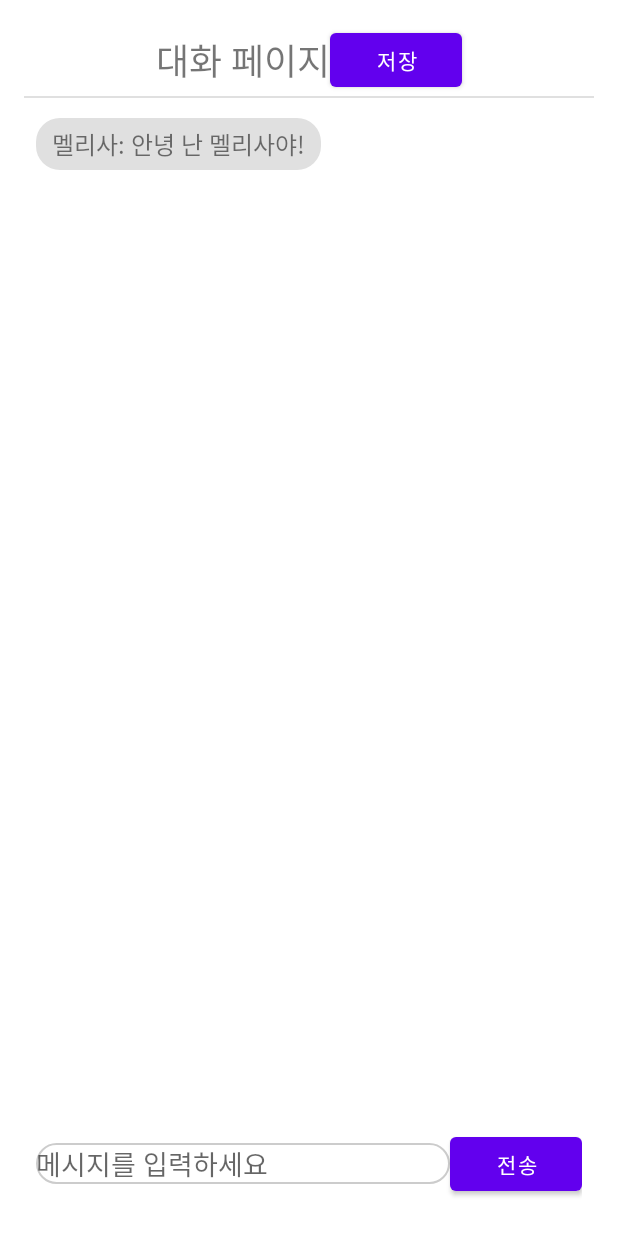
After one commit to type-types/melissa, an Android app: the ChatActivity screen opened directly, with no data from a screen before it, on a phone screen of 412 x 824 dp. The commit adds this screen. Run offline under Robolectric (Android 15) with nearby library versions, the phone set to English and light mode, and no system bars.

Commit message:
ChatActivity, ViewDiaryActivity added, minor UI fixes

```diff
--- a/app/src/main/AndroidManifest.xml
+++ b/app/src/main/AndroidManifest.xml
@@ -25,6 +25,9 @@
                 android:name="android.app.lib_name"
                 android:value="" />
         </activity>
+        <activity android:name=".ViewDiaryActivity" />
+        <activity android:name=".ChatActivity" />
+
     </application>
 
 </manifest>
--- /dev/null
+++ b/app/src/main/java/com/example/melissa/ChatActivity.java
@@ -0,0 +1,98 @@
+package com.example.melissa;
+
+import android.os.Bundle;
+import android.view.Gravity;
+import android.view.View;
+import android.widget.Button;
+import android.widget.EditText;
+import android.widget.LinearLayout;
+import android.widget.ScrollView;
+import android.widget.TextView;
+
+import androidx.appcompat.app.AppCompatActivity;
+
+public class ChatActivity extends AppCompatActivity {
+
+    private ScrollView scrollView;
+    private LinearLayout chatLayout;
+    private EditText etMessage;
+    private Button btnSend;
+
+    private String[] questions = {
+            "안녕 난 멜리사야!",
+            "오늘 뭐했어?",
+            "오늘 아쉬운 점이 뭐야?",
+            "어떻게 하면 괜찮아질 것 같아?",
+            "오늘 그 일에 대한 감정이 어땠어?",
+            "감사한 일 3가지를 알려줘!",
+            "내일 어떤 약속이 있어? 뭐할거야?",
+            "내일 뭐 먹을거야?"
+    };
+
+    private int currentQuestionIndex = 0;
+
+    @Override
+    protected void onCreate(Bundle savedInstanceState) {
+        super.onCreate(savedInstanceState);
+        setContentView(R.layout.activity_chat);
+
+        scrollView = findViewById(R.id.scrollView);
+        chatLayout = findViewById(R.id.chatLayout);
+        etMessage = findViewById(R.id.etMessage);
+        btnSend = findViewById(R.id.btnSend);
+
+        // 초기 질문 표시
+        addBotMessage(questions[currentQuestionIndex]);
+
+        btnSend.setOnClickListener(v -> {
+            String userMessage = etMessage.getText().toString().trim();
+            if (!userMessage.isEmpty()) {
+                addUserMessage("나: " + userMessage);
+                etMessage.setText("");
+
+                currentQuestionIndex++;
+                if (currentQuestionIndex < questions.length) {
+                    addBotMessage(questions[currentQuestionIndex]);
+                } else {
+                    addBotMessage("알려줘서 고마워! 이제 저장을 통해서 달력에 기록하자!");
+                }
+            }
+        });
+    }
+
+    private void addUserMessage(String message) {
+        TextView messageView = new TextView(this);
+        messageView.setText(message);
+        messageView.setBackgroundResource(R.drawable.right_bubble);
+        messageView.setTextSize(16);
+        messageView.setPadding(16, 8, 16, 8);
+
+        LinearLayout.LayoutParams params = new LinearLayout.LayoutParams(
+                LinearLayout.LayoutParams.WRAP_CONTENT,
+                LinearLayout.LayoutParams.WRAP_CONTENT);
+        params.gravity = Gravity.END;
+        params.setMargins(0, 8, 0, 8);
+
+        messageView.setLayoutParams(params);
+        chatLayout.addView(messageView);
+        scrollView.post(() -> scrollView.fullScroll(View.FOCUS_DOWN)); // 스크롤 최하단 이동
+    }
+
+    private void addBotMessage(String message) {
+        TextView messageView = new TextView(this);
+        messageView.setText("멜리사: " + message);
+        messageView.setBackgroundResource(R.drawable.left_bubble);
+        messageView.setTextSize(16);
+        messageView.setPadding(16, 8, 16, 8);
+
+        LinearLayout.LayoutParams params = new LinearLayout.LayoutParams(
+                LinearLayout.LayoutParams.WRAP_CONTENT,
+                LinearLayout.LayoutParams.WRAP_CONTENT);
+        params.gravity = Gravity.START;
+        params.setMargins(0, 8, 0, 8);
+
+        messageView.setLayoutParams(params);
+        chatLayout.addView(messageView);
+        scrollView.post(() -> scrollView.fullScroll(View.FOCUS_DOWN)); // 스크롤 최하단 이동
+    }
+}
--- /dev/null
+++ b/app/src/main/res/drawable/left_bubble.xml
@@ -0,0 +1,6 @@
+<!-- res/drawable/left_bubble.xml -->
+<shape xmlns:android="http://schemas.android.com/apk/res/android" android:shape="rectangle">
+    <solid android:color="#E0E0E0" /> <!-- 말풍선 배경색 (회색) -->
+    <corners android:radius="16dp" />
+    <padding android:left="12dp" android:top="8dp" android:right="12dp" android:bottom="8dp" />
+</shape>
--- /dev/null
+++ b/app/src/main/res/drawable/right_bubble.xml
@@ -0,0 +1,6 @@
+<!-- res/drawable/right_bubble.xml -->
+<shape xmlns:android="http://schemas.android.com/apk/res/android" android:shape="rectangle">
+    <solid android:color="#6200EE" /> <!-- 말풍선 배경색 (보라색) -->
+    <corners android:radius="16dp" />
+    <padding android:left="12dp" android:top="8dp" android:right="12dp" android:bottom="8dp" />
+</shape>
--- /dev/null
+++ b/app/src/main/res/drawable/rounded_edittext_background.xml
@@ -0,0 +1,7 @@
+<?xml version="1.0" encoding="utf-8"?>
+<!-- res/drawable/rounded_edittext_background.xml -->
+<shape xmlns:android="http://schemas.android.com/apk/res/android">
+    <solid android:color="#FFFFFF" />
+    <corners android:radius="16dp" />
+    <stroke android:width="1dp" android:color="#CCCCCC" />
+</shape>
--- /dev/null
+++ b/app/src/main/res/layout/activity_chat.xml
@@ -0,0 +1,73 @@
+<?xml version="1.0" encoding="utf-8"?>
+<!-- res/layout/activity_chat.xml -->
+<LinearLayout xmlns:android="http://schemas.android.com/apk/res/android"
+    android:layout_width="match_parent"
+    android:layout_height="match_parent"
+    android:orientation="vertical"
+    android:padding="16dp">
+
+    <LinearLayout
+        android:layout_width="match_parent"
+        android:layout_height="wrap_content"
+        android:gravity="center"
+        android:orientation="horizontal">
+
+        <TextView
+            android:id="@+id/tvTitle"
+            android:layout_width="wrap_content"
+            android:layout_height="wrap_content"
+            android:text="대화 페이지"
+            android:textSize="24sp"
+            android:gravity="center"/>
+
+        <Button
+            android:id="@+id/btnSave"
+            android:layout_width="wrap_content"
+            android:layout_height="wrap_content"
+            android:text="저장"
+            android:layout_gravity="end"/>
+    </LinearLayout>
+
+    <View
+        android:layout_width="match_parent"
+        android:layout_height="1dp"
+        android:background="?android:attr/listDivider"/>
+
+    <ScrollView
+        android:id="@+id/scrollView"
+        android:layout_width="match_parent"
+        android:layout_height="0dp"
+        android:layout_weight="1"
+        android:fillViewport="true"
+        android:padding="8dp">
+
+        <LinearLayout
+            android:id="@+id/chatLayout"
+            android:layout_width="match_parent"
+            android:layout_height="wrap_content"
+            android:orientation="vertical"/>
+    </ScrollView>
+
+
+    <LinearLayout
+        android:layout_width="match_parent"
+        android:layout_height="wrap_content"
+        android:orientation="horizontal"
+        android:gravity="center_vertical"
+        android:padding="8dp">
+
+        <EditText
+            android:id="@+id/etMessage"
+            android:layout_width="0dp"
+            android:layout_height="wrap_content"
+            android:layout_weight="1"
+            android:hint="메시지를 입력하세요"
+            android:background="@drawable/rounded_edittext_background" />
+
+        <Button
+            android:id="@+id/btnSend"
+            android:layout_width="wrap_content"
+            android:layout_height="wrap_content"
+            android:text="전송" />
+    </LinearLayout>
+</LinearLayout>
--- a/app/src/main/res/layout/activity_main.xml
+++ b/app/src/main/res/layout/activity_main.xml
@@ -1,3 +1,4 @@
+<?xml version="1.0" encoding="utf-8"?>
 <LinearLayout xmlns:android="http://schemas.android.com/apk/res/android"
     xmlns:app="http://schemas.android.com/apk/res-auto"
     android:layout_width="match_parent"
--- a/app/src/main/res/layout/dialog_year_month_picker.xml
+++ b/app/src/main/res/layout/dialog_year_month_picker.xml
@@ -1,3 +1,4 @@
+<?xml version="1.0" encoding="utf-8"?>
 <!-- dialog_year_month_picker.xml -->
 <LinearLayout xmlns:android="http://schemas.android.com/apk/res/android"
     android:layout_width="wrap_content"
--- a/app/src/main/res/values-night/themes.xml
+++ b/app/src/main/res/values-night/themes.xml
@@ -1,6 +1,6 @@
 <resources xmlns:tools="http://schemas.android.com/tools">
     <!-- Base application theme. -->
-    <style name="Theme.Melissa" parent="Theme.MaterialComponents.DayNight.DarkActionBar">
+    <style name="Theme.Melissa" parent="Theme.MaterialComponents.DayNight.NoActionBar">
         <!-- Primary brand color. -->
         <item name="colorPrimary">@color/purple_200</item>
         <item name="colorPrimaryVariant">@color/purple_700</item>
--- a/app/src/main/res/values/themes.xml
+++ b/app/src/main/res/values/themes.xml
@@ -1,6 +1,6 @@
 <resources xmlns:tools="http://schemas.android.com/tools">
     <!-- Base application theme. -->
-    <style name="Theme.Melissa" parent="Theme.MaterialComponents.DayNight.DarkActionBar">
+    <style name="Theme.Melissa" parent="Theme.MaterialComponents.DayNight.NoActionBar">
         <!-- Primary brand color. -->
         <item name="colorPrimary">@color/purple_500</item>
         <item name="colorPrimaryVariant">@color/purple_700</item>
```
Also changed, not shown: app/src/main/java/com/example/melissa/FloatingActionButtonHelper.java (+12 -13 lines), app/src/main/java/com/example/melissa/FragmentCalendar.java (+17 -0 lines), app/src/main/java/com/example/melissa/ViewDiaryActivity.java (added, +70 -0 lines), app/src/main/res/layout/activity_view_diary.xml (added, +45 -0 lines), app/src/main/res/layout/fragment_calendar.xml (+4 -3 lines).
